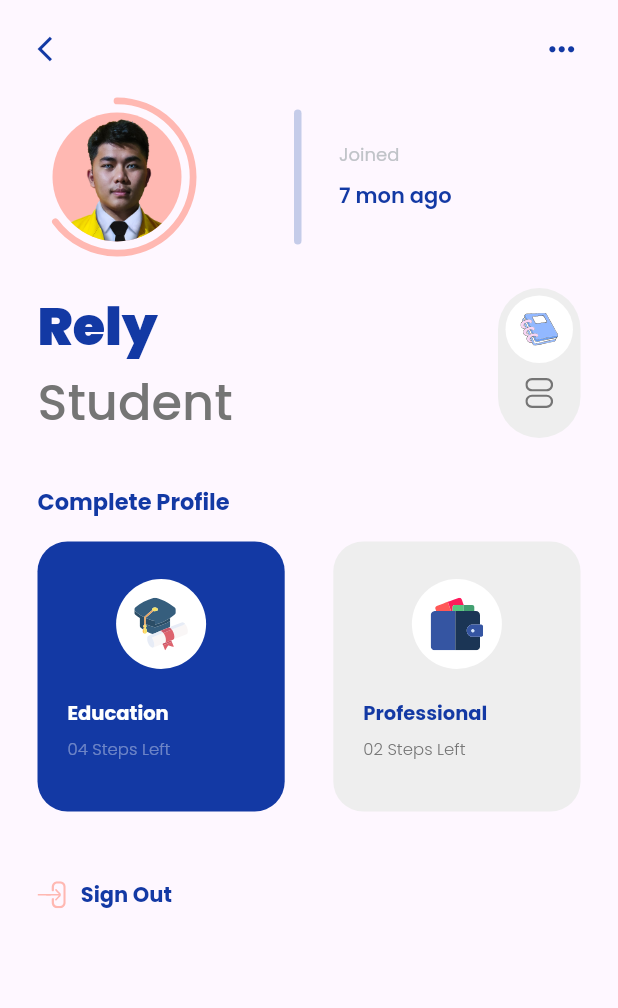
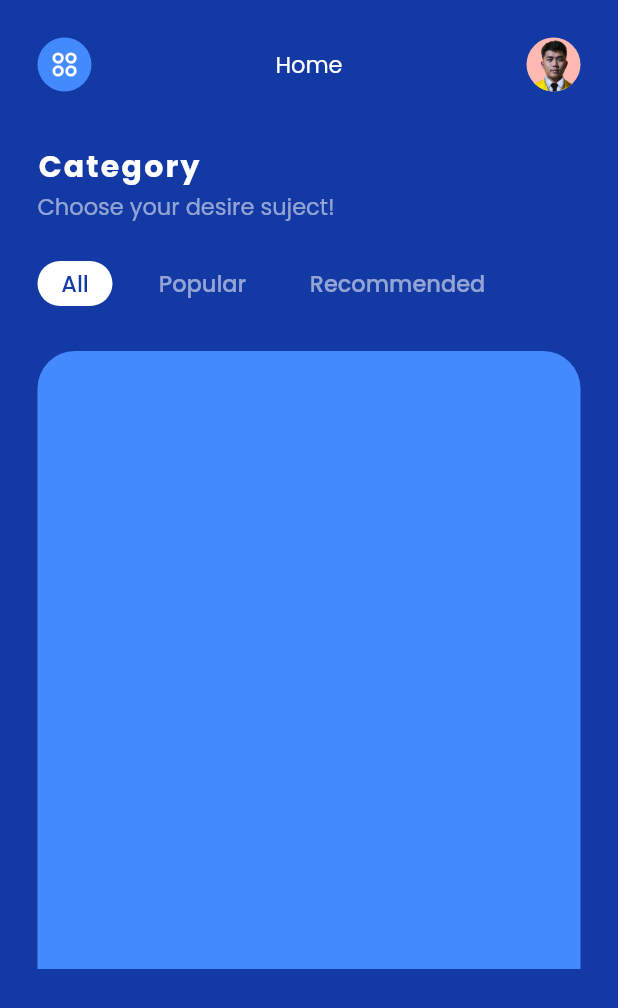
Before and after one commit to 4amshin/ui-slicing, a Flutter app: the screen it shows after launch, on a phone screen of 412 x 824 dp. Shown: the top 1008 px of the screen. Run offline on Flutter 3.47's test engine with Material 2 defaults, Android fonts, the phone set to English and light mode, and no system bars; drawn by our look-alikes of percent_indicator; our stand-ins replace flutter_svg, google_fonts.

Commit message:
finish-user-detail->home-page

```diff
--- a/lib/main.dart
+++ b/lib/main.dart
@@ -1,6 +1,5 @@
 import 'package:flutter/material.dart';
 import 'package:google_fonts/google_fonts.dart';
-import 'package:ui_slicing/test_site.dart';
 import 'ui/student_management/view/sm_home_page.dart';
 
 void main() {
--- a/lib/ui/student_management/view/sm_home_page.dart
+++ b/lib/ui/student_management/view/sm_home_page.dart
@@ -1,18 +1,6 @@
 import 'package:flutter/material.dart';
-import 'package:flutter_svg/svg.dart';
-import 'package:ui_slicing/ui/student_management/widget/sm_app_bar.dart';
-import 'package:ui_slicing/ui/student_management/widget/sm_bottom_content.dart';
-import 'package:ui_slicing/ui/student_management/widget/sm_join_time.dart';
-import 'package:ui_slicing/ui/student_management/widget/sm_lesson_filter.dart';
-import 'package:ui_slicing/ui/student_management/widget/sm_lesson_item.dart';
-import 'package:ui_slicing/ui/student_management/widget/sm_lesson_list.dart';
-import 'package:ui_slicing/ui/student_management/widget/sm_mid_content.dart';
-import 'package:ui_slicing/ui/student_management/widget/sm_sign_out.dart';
-import 'package:ui_slicing/ui/student_management/widget/sm_top_content.dart';
-import 'package:ui_slicing/ui/student_management/widget/sm_top_profile_pic.dart';
-import 'package:ui_slicing/ui/student_management/widget/sm_user_status.dart';
-
-import '../widget/sm_rounded_book.dart';
+import 'package:ui_slicing/ui/student_management/widget/home_page_widget/sm_home_app_bar.dart';
+import 'package:ui_slicing/ui/student_management/widget/home_page_widget/sm_home_tab_bar.dart';
 
 class SmHomePage extends StatelessWidget {
   const SmHomePage({Key? key}) : super(key: key);
@@ -20,23 +8,47 @@ class SmHomePage extends StatelessWidget {
   @override
   Widget build(BuildContext context) {
     return Scaffold(
+      backgroundColor: const Color(0xff1339a4),
       body: SafeArea(
-        minimum: const EdgeInsets.symmetric(
-          vertical: 20,
-          horizontal: 25,
-        ),
+        minimum: const EdgeInsets.all(25),
         child: Column(
           crossAxisAlignment: CrossAxisAlignment.start,
-          children: const [
-            SmAppBar(),
-            SizedBox(height: 20),
-            SmTopContent(),
-            SizedBox(height: 20),
-            SmMidContent(),
-            SizedBox(height: 30),
-            SmBottomContent(),
-            SizedBox(height: 45.0),
-            SmSignOut(),
+          children: [
+            const SmHomeAppBar(),
+            const SizedBox(
+              height: 35.0,
+            ),
+            const Text(
+              "Category",
+              style: TextStyle(
+                fontSize: 20.0,
+                color: Colors.white,
+                letterSpacing: 1.5,
+                fontWeight: FontWeight.bold,
+              ),
+            ),
+            const Text(
+              "Choose your desire suject!",
+              style: TextStyle(
+                fontSize: 15.0,
+                color: Colors.white54,
+              ),
+            ),
+            const SizedBox(
+              height: 25.0,
+            ),
+            const SmHomeTabBar(),
+            const SizedBox(height: 30.0),
+            Container(
+              height: MediaQuery.of(context).size.height / 2,
+              decoration: const BoxDecoration(
+                color: Colors.blueAccent,
+                borderRadius: BorderRadius.only(
+                  topLeft: Radius.circular(25),
+                  topRight: Radius.circular(25),
+                ),
+              ),
+            ),
           ],
         ),
       ),
--- /dev/null
+++ b/lib/ui/student_management/view/sm_user_detail.dart
@@ -0,0 +1,36 @@
+import 'package:flutter/material.dart';
+import '../widget/user_detail_widget/sm_app_bar.dart';
+import '../widget/user_detail_widget/sm_bottom_content.dart';
+import '../widget/user_detail_widget/sm_mid_content.dart';
+import '../widget/user_detail_widget/sm_sign_out.dart';
+import '../widget/user_detail_widget/sm_top_content.dart';
+
+class SmUserDetail extends StatelessWidget {
+  const SmUserDetail({Key? key}) : super(key: key);
+
+  @override
+  Widget build(BuildContext context) {
+    return Scaffold(
+      body: SafeArea(
+        minimum: const EdgeInsets.symmetric(
+          vertical: 20,
+          horizontal: 25,
+        ),
+        child: Column(
+          crossAxisAlignment: CrossAxisAlignment.start,
+          children: const [
+            SmAppBar(),
+            SizedBox(height: 30),
+            SmTopContent(),
+            SizedBox(height: 30),
+            SmMidContent(),
+            SizedBox(height: 40),
+            SmBottomContent(),
+            SizedBox(height: 50),
+            SmSignOut(),
+          ],
+        ),
+      ),
+    );
+  }
+}
--- /dev/null
+++ b/lib/ui/student_management/widget/home_page_widget/sm_home_app_bar.dart
@@ -0,0 +1,48 @@
+import 'package:flutter/material.dart';
+import 'package:flutter_svg/svg.dart';
+
+import '../../view/sm_user_detail.dart';
+
+class SmHomeAppBar extends StatelessWidget {
+  const SmHomeAppBar({Key? key}) : super(key: key);
+
+  @override
+  Widget build(BuildContext context) {
+    return Row(
+      mainAxisAlignment: MainAxisAlignment.spaceBetween,
+      children: [
+        CircleAvatar(
+          radius: 18,
+          backgroundColor: Colors.blueAccent,
+          child: SvgPicture.asset(
+            'assets/icons/student_management/dashboard.svg',
+            color: Colors.white,
+            height: 30,
+          ),
+        ),
+        const Text(
+          "Home",
+          style: TextStyle(
+            fontSize: 15,
+            color: Colors.white,
+          ),
+        ),
+        GestureDetector(
+          onTap: () {
+            Navigator.push(
+              context,
+              MaterialPageRoute(builder: (context) => const SmUserDetail()),
+            );
+          },
+          child: const CircleAvatar(
+            radius: 18,
+            backgroundColor: Color(0xffffb8b2),
+            backgroundImage: AssetImage(
+              'assets/images/student_management/profile.png',
+            ),
+          ),
+        ),
+      ],
+    );
+  }
+}
--- /dev/null
+++ b/lib/ui/student_management/widget/home_page_widget/sm_home_tab_bar.dart
@@ -0,0 +1,38 @@
+import 'package:flutter/material.dart';
+
+import 'sm_home_tab_bar_item.dart';
+
+class SmHomeTabBar extends StatelessWidget {
+  const SmHomeTabBar({Key? key}) : super(key: key);
+
+  @override
+  Widget build(BuildContext context) {
+    return SizedBox(
+      height: 30,
+      child: ListView(
+        scrollDirection: Axis.horizontal,
+        physics: const BouncingScrollPhysics(),
+        children: const [
+          SmHomeTabBarItem(
+            text: 'All',
+            width: 50,
+          ),
+          SizedBox(width: 15.0),
+          SmHomeTabBarItem(
+            text: 'Popular',
+            textColor: Colors.white54,
+            width: 90,
+            backgroundColor: Colors.transparent,
+          ),
+          SizedBox(width: 15.0),
+          SmHomeTabBarItem(
+            text: 'Recommended',
+            textColor: Colors.white54,
+            width: 140,
+            backgroundColor: Colors.transparent,
+          ),
+        ],
+      ),
+    );
+  }
+}
--- /dev/null
+++ b/lib/ui/student_management/widget/home_page_widget/sm_home_tab_bar_item.dart
@@ -0,0 +1,38 @@
+import 'package:flutter/material.dart';
+
+class SmHomeTabBarItem extends StatelessWidget {
+  final String? text;
+  final Color? backgroundColor;
+  final Color? textColor;
+  final double? width;
+  const SmHomeTabBarItem({
+    Key? key,
+    this.text,
+    this.backgroundColor,
+    this.width,
+    this.textColor,
+  }) : super(key: key);
+
+  @override
+  Widget build(BuildContext context) {
+    return Container(
+      width: width ?? 80,
+      decoration: BoxDecoration(
+        color: backgroundColor ?? Colors.white,
+        borderRadius: const BorderRadius.all(
+          Radius.circular(16.0),
+        ),
+      ),
+      child: Center(
+        child: Text(
+          text ?? "Text",
+          style: TextStyle(
+            fontSize: 15.0,
+            color: textColor ?? const Color(0xff1339a4),
+            fontWeight: FontWeight.w500,
+          ),
+        ),
+      ),
+    );
+  }
+}
--- a/lib/ui/student_management/widget/sm_app_bar.dart
+++ b/lib/ui/student_management/widget/user_detail_widget/sm_app_bar.dart
@@ -7,13 +7,16 @@ class SmAppBar extends StatelessWidget {
   Widget build(BuildContext context) {
     return Row(
       mainAxisAlignment: MainAxisAlignment.spaceBetween,
-      children: const [
-        Icon(
-          Icons.arrow_back_ios,
-          color: Color(0xff1339a4),
-          size: 20,
+      children: [
+        IconButton(
+          onPressed: () => Navigator.pop(context),
+          icon: const Icon(
+            Icons.arrow_back_ios,
+            color: Color(0xff1339a4),
+            size: 20,
+          ),
         ),
-        Icon(
+        const Icon(
           Icons.more_horiz,
           color: Color(0xff1339a4),
           size: 25,
--- a/lib/ui/student_management/widget/sm_sign_out.dart
+++ b/lib/ui/student_management/widget/user_detail_widget/sm_sign_out.dart
@@ -10,14 +10,14 @@ class SmSignOut extends StatelessWidget {
       children: [
         SvgPicture.asset(
           'assets/icons/student_management/sign-out.svg',
-          height: 18,
+          height: 16,
           color: const Color(0xffffb8b2),
         ),
         const SizedBox(width: 10),
         const Text(
           "Sign Out",
           style: TextStyle(
-            fontSize: 14.0,
+            fontSize: 13.0,
             color: Color(0xff1339a4),
             fontWeight: FontWeight.bold,
           ),
```
Also changed, not shown: lib/ui/student_management/widget/user_detail_widget/sm_bottom_content.dart (renamed from lib/ui/student_management/widget/sm_bottom_content.dart), lib/ui/student_management/widget/user_detail_widget/sm_join_time.dart (renamed from lib/ui/student_management/widget/sm_join_time.dart), lib/ui/student_management/widget/user_detail_widget/sm_lesson_filter.dart (renamed from lib/ui/student_management/widget/sm_lesson_filter.dart), lib/ui/student_management/widget/user_detail_widget/sm_lesson_item.dart (renamed from lib/ui/student_management/widget/sm_lesson_item.dart), lib/ui/student_management/widget/user_detail_widget/sm_lesson_list.dart (renamed from lib/ui/student_management/widget/sm_lesson_list.dart), lib/ui/student_management/widget/user_detail_widget/sm_mid_content.dart (renamed from lib/ui/student_management/widget/sm_mid_content.dart), lib/ui/student_management/widget/user_detail_widget/sm_rounded_book.dart (renamed from lib/ui/student_management/widget/sm_rounded_book.dart), lib/ui/student_management/widget/user_detail_widget/sm_top_content.dart (renamed from lib/ui/student_management/widget/sm_top_content.dart), lib/ui/student_management/widget/user_detail_widget/sm_top_profile_pic.dart (renamed from lib/ui/student_management/widget/sm_top_profile_pic.dart), lib/ui/student_management/widget/user_detail_widget/sm_user_status.dart (renamed from lib/ui/student_management/widget/sm_user_status.dart).
